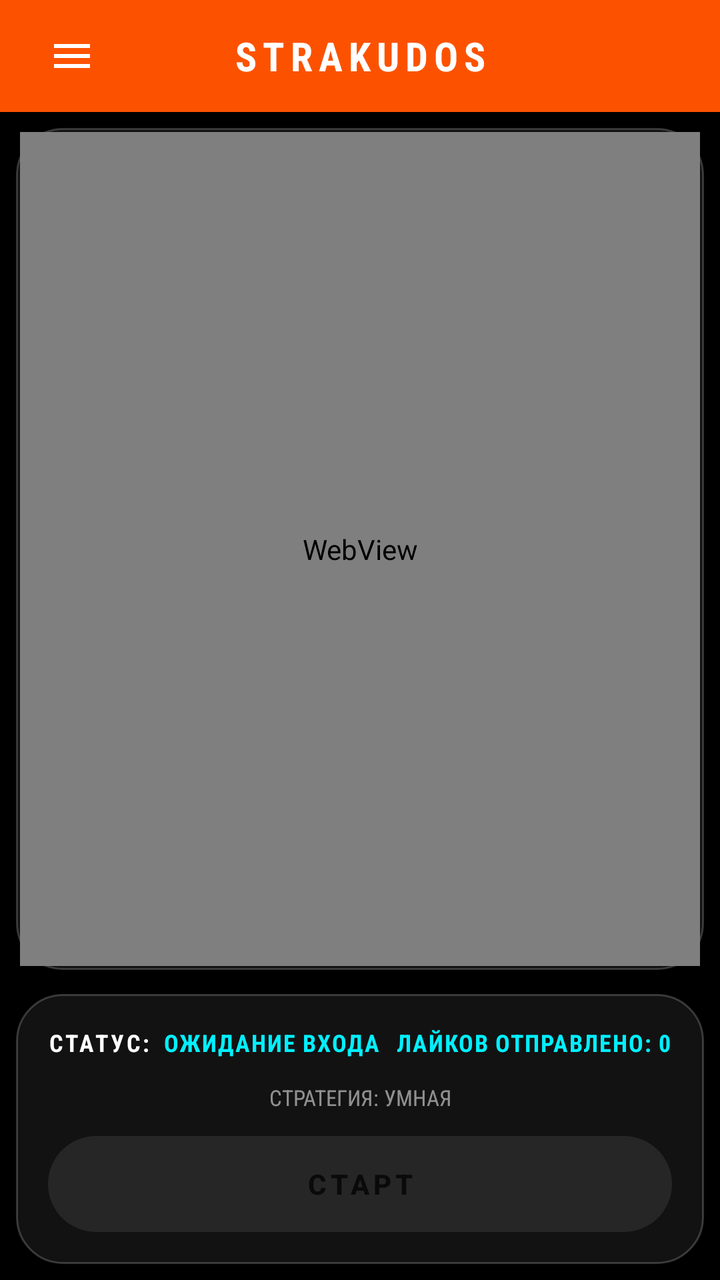
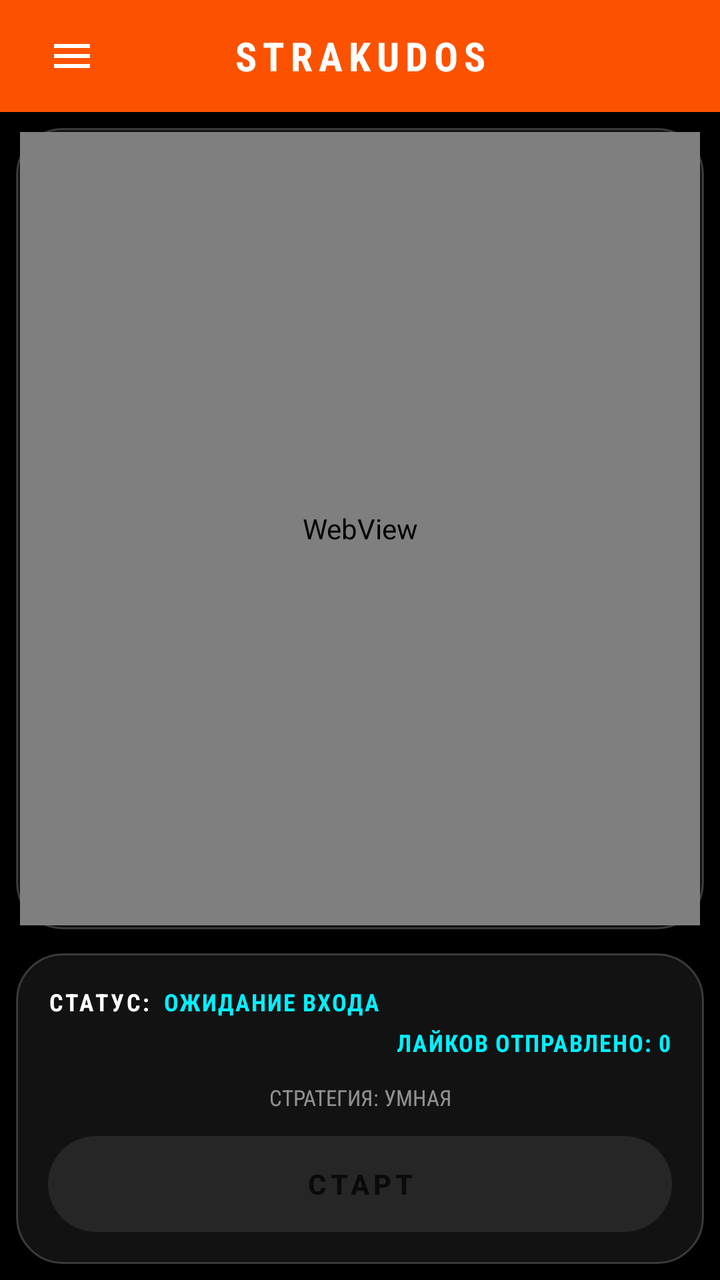

Compare the two renders of this Android layout. The source of the first and the diff that turns it into the second are given below.
<!-- AndroidManifest.xml: application theme Theme.StravaKudos -->
<!-- res/layout/activity_main.xml -->
<?xml version="1.0" encoding="utf-8"?>
<androidx.drawerlayout.widget.DrawerLayout
    xmlns:android="http://schemas.android.com/apk/res/android"
    xmlns:app="http://schemas.android.com/apk/res-auto"
    android:id="@+id/drawerLayout"
    android:layout_width="match_parent"
    android:layout_height="match_parent"
    android:background="#000000">

    
    <LinearLayout
        android:layout_width="match_parent"
        android:layout_height="match_parent"
        android:orientation="vertical"
        android:background="#000000">

        
        <LinearLayout
            android:layout_width="match_parent"
            android:layout_height="56dp"
            android:orientation="horizontal"
            android:gravity="center_vertical"
            android:background="#FC5200"
            android:paddingStart="16dp"
            android:paddingEnd="16dp">

            <ImageButton
                android:id="@+id/btnMenu"
                android:layout_width="40dp"
                android:layout_height="40dp"
                android:background="?android:attr/selectableItemBackgroundBorderless"
                android:src="@drawable/ic_menu"
                android:tint="#FFFFFF"
                android:padding="8dp" />

            <TextView
                android:layout_width="0dp"
                android:layout_height="wrap_content"
                android:layout_weight="1"
                android:text="STRAKUDOS"
                android:textColor="#FFFFFF"
                android:textStyle="bold"
                android:textSize="20sp"
                android:gravity="center"
                android:fontFamily="sans-serif-condensed"
                android:letterSpacing="0.15" />

            <View
                android:layout_width="40dp"
                android:layout_height="40dp" />
        </LinearLayout>

        
        <LinearLayout
            android:layout_width="match_parent"
            android:layout_height="0dp"
            android:layout_weight="1"
            android:orientation="vertical"
            android:padding="8dp">

        
        <FrameLayout
            android:layout_width="match_parent"
            android:layout_height="0dp"
            android:layout_weight="1"
            android:background="@drawable/card_glass_bg"
            android:layout_marginBottom="12dp"
            android:padding="2dp">

            <android.webkit.WebView
                android:id="@+id/webView"
                android:layout_width="match_parent"
                android:layout_height="match_parent" />

            <View
                android:id="@+id/touchOverlay"
                android:layout_width="match_parent"
                android:layout_height="match_parent"
                android:background="#2200F0FF"
                android:visibility="gone"
                android:clickable="true"
                android:focusable="true" />
        </FrameLayout>

        
        <LinearLayout
            android:layout_width="match_parent"
            android:layout_height="wrap_content"
            android:background="@drawable/card_glass_bg"
            android:orientation="vertical"
            android:padding="16dp">

            
            <LinearLayout
                android:layout_width="match_parent"
                android:layout_height="wrap_content"
                android:orientation="horizontal"
                android:gravity="center_vertical"
                android:layout_marginBottom="12dp">

                <TextView
                    android:layout_width="wrap_content"
                    android:layout_height="wrap_content"
                    android:text="СТАТУС:"
                    android:textColor="#FFFFFF"
                    android:textStyle="bold"
                    android:fontFamily="sans-serif-condensed"
                    android:textSize="12sp"
                    android:letterSpacing="0.1" />

                <TextView
                    android:id="@+id/tvStatus"
                    android:layout_width="0dp"
                    android:layout_height="wrap_content"
                    android:layout_weight="1"
                    android:layout_marginStart="6dp"
                    android:text="ОЖИДАНИЕ ВХОДА"
                    android:textColor="#00F0FF"
                    android:textStyle="bold"
                    android:fontFamily="sans-serif-condensed"
                    android:textSize="12sp"
                    android:letterSpacing="0.05" />

                <TextView
                    android:id="@+id/tvStats"
                    android:layout_width="wrap_content"
                    android:layout_height="wrap_content"
                    android:text="ЛАЙКОВ ОТПРАВЛЕНО: 0"
                    android:textColor="#00F0FF"
                    android:textStyle="bold"
                    android:fontFamily="sans-serif-condensed"
                    android:textSize="12sp"
                    android:letterSpacing="0.05" />
            </LinearLayout>

            
            <TextView
                android:id="@+id/tvStrategy"
                android:layout_width="match_parent"
                android:layout_height="wrap_content"
                android:text="СТРАТЕГИЯ: УМНАЯ"
                android:textColor="#88FFFFFF"
                android:textSize="11sp"
                android:fontFamily="sans-serif-condensed"
                android:layout_marginBottom="12dp"
                android:gravity="center" />

            
            <Button
                android:id="@+id/btnToggle"
                android:layout_width="match_parent"
                android:layout_height="48dp"
                android:background="@drawable/btn_primary_bg"
                android:enabled="false"
                android:alpha="0.4"
                android:text="СТАРТ"
                android:textColor="#000000"
                android:textStyle="bold"
                android:textSize="14sp"
                android:letterSpacing="0.15"
                android:padding="0dp" />
        </LinearLayout>
        </LinearLayout>
    </LinearLayout>

    
    <com.google.android.material.navigation.NavigationView
        android:id="@+id/navigationView"
        android:layout_width="280dp"
        android:layout_height="match_parent"
        android:layout_gravity="start"
        android:background="#0A0A0A"
        app:itemTextColor="#FFFFFF"
        app:itemIconTint="#FFFFFF"
        app:itemTextAppearance="@style/NavMenuText"
        app:headerLayout="@layout/nav_header"
        app:menu="@menu/nav_menu" />

</androidx.drawerlayout.widget.DrawerLayout>
<!-- res/layout/nav_header.xml (included above) -->
<?xml version="1.0" encoding="utf-8"?>
<LinearLayout xmlns:android="http://schemas.android.com/apk/res/android"
    android:layout_width="match_parent"
    android:layout_height="wrap_content"
    android:background="#0A0A0A"
    android:orientation="vertical"
    android:padding="24dp">

    <TextView
        android:layout_width="match_parent"
        android:layout_height="wrap_content"
        android:text="STRAKUDOS"
        android:textColor="#00F0FF"
        android:textStyle="bold"
        android:textSize="24sp"
        android:fontFamily="sans-serif-condensed"
        android:letterSpacing="0.15" />

    <TextView
        android:layout_width="match_parent"
        android:layout_height="wrap_content"
        android:layout_marginTop="4dp"
        android:text="Автоматизация лайков Strava"
        android:textColor="#88FFFFFF"
        android:textSize="12sp"
        android:fontFamily="sans-serif-condensed" />

    <View
        android:layout_width="match_parent"
        android:layout_height="1dp"
        android:layout_marginTop="16dp"
        android:background="#33FFFFFF" />

</LinearLayout>
<!-- resources referenced by this layout -->
<resources>
  <!-- drawable btn_primary_bg (drawable) -->
  <?xml version="1.0" encoding="utf-8"?>
  <selector xmlns:android="http://schemas.android.com/apk/res/android">
      <item android:state_enabled="false">
          <shape android:shape="rectangle">
              <solid android:color="#444444" />
              <corners android:radius="9999dp" />
          </shape>
      </item>
      <item android:state_pressed="true">
          <shape android:shape="rectangle">
              <solid android:color="#00D0E0" /> 
              <corners android:radius="9999dp" />
          </shape>
      </item>
      <item>
          <shape android:shape="rectangle">
              <solid android:color="#FFFFFF" /> 
              <corners android:radius="9999dp" />
              <stroke
                  android:width="1dp"
                  android:color="#00F0FF" /> 
          </shape>
      </item>
  </selector>
  <!-- drawable card_glass_bg (drawable) -->
  <?xml version="1.0" encoding="utf-8"?>
  <shape xmlns:android="http://schemas.android.com/apk/res/android"
      android:shape="rectangle">
      <solid android:color="#121212" /> 
      <corners android:radius="23dp" />
      <stroke
          android:width="1dp"
          android:color="#33FFFFFF" /> 
  </shape>
  <!-- drawable ic_menu (drawable) -->
  <?xml version="1.0" encoding="utf-8"?>
  <vector xmlns:android="http://schemas.android.com/apk/res/android"
      android:width="24dp"
      android:height="24dp"
      android:viewportWidth="24"
      android:viewportHeight="24">
      <path
          android:fillColor="#FFFFFF"
          android:pathData="M3,18h18v-2L3,16v2zM3,13h18v-2L3,11v2zM3,6v2h18L21,6L3,6z" />
  </vector>
  <style name="NavMenuText" parent="TextAppearance.Material3.BodyLarge">
          <item name="android:textSize">16sp</item>
          <item name="android:textColor">#FFFFFF</item>
      </style>
  <style name="Theme.StravaKudos" parent="Theme.Material3.DayNight.NoActionBar">
          <item name="colorPrimary">#FC5200</item>
          <item name="colorSecondary">#E64A19</item>
          <item name="android:statusBarColor">#FC5200</item>
      </style>
</resources>

<!-- the commit's change to res/layout/activity_main.xml (unified diff, before → after) -->
@@ -96,7 +96,7 @@
                 android:layout_height="wrap_content"
                 android:orientation="horizontal"
                 android:gravity="center_vertical"
-                android:layout_marginBottom="12dp">
+                android:layout_marginBottom="4dp">
 
                 <TextView
                     android:layout_width="wrap_content"
@@ -120,6 +120,20 @@
                     android:fontFamily="sans-serif-condensed"
                     android:textSize="12sp"
                     android:letterSpacing="0.05" />
+            </LinearLayout>
+
+            
+            <LinearLayout
+                android:layout_width="match_parent"
+                android:layout_height="wrap_content"
+                android:orientation="horizontal"
+                android:gravity="center_vertical"
+                android:layout_marginBottom="12dp">
+
+                <View
+                    android:layout_width="0dp"
+                    android:layout_height="0dp"
+                    android:layout_weight="1" />
 
                 <TextView
                     android:id="@+id/tvStats"
